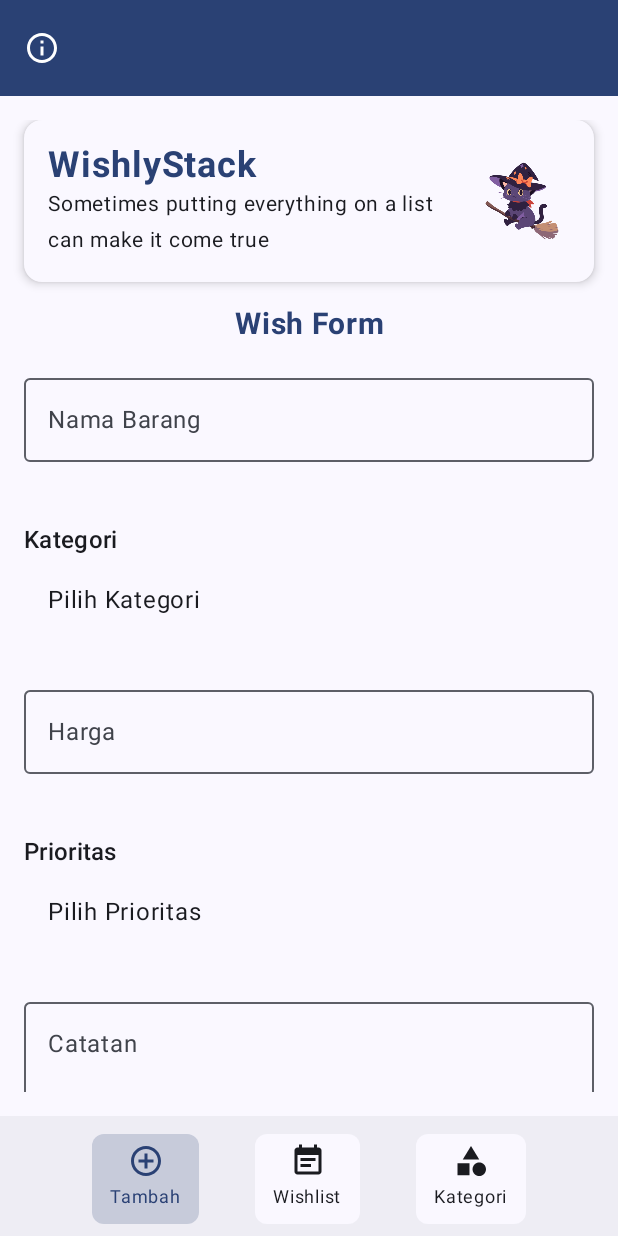
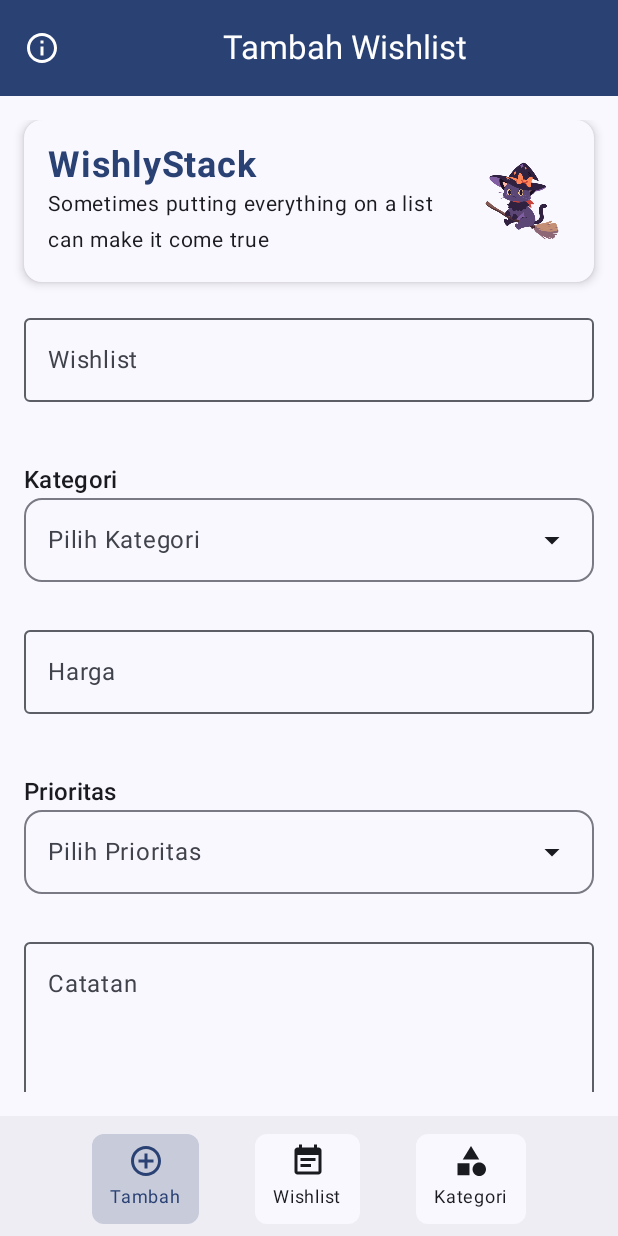
Before and after one commit to insaniaa/WishlyStack, an Android app built with Jetpack Compose: the CategoryScreen screen opened through its navigation route, after a tap on "Tambah", on a phone screen of 412 x 824 dp. Run offline under Robolectric (Android 15) with nearby library versions, the phone set to English and light mode, and no system bars; our stand-ins replace Room's generated code.

Commit message:
Memperbaiki tampilan halaman form, wishlist dan tambah kategori

```diff
--- a/app/src/main/java/com/tiyasinsania0090/wishlystack/component/SimpleDropdownSelector.kt
+++ b/app/src/main/java/com/tiyasinsania0090/wishlystack/component/SimpleDropdownSelector.kt
@@ -2,10 +2,9 @@ package com.tiyasinsania0090.wishlystack.component
 
 import androidx.compose.foundation.clickable
 import androidx.compose.foundation.layout.*
-import androidx.compose.material3.DropdownMenu
-import androidx.compose.material3.DropdownMenuItem
-import androidx.compose.material3.MaterialTheme
-import androidx.compose.material3.Text
+import androidx.compose.material.icons.Icons
+import androidx.compose.material.icons.filled.ArrowDropDown
+import androidx.compose.material3.*
 import androidx.compose.runtime.*
 import androidx.compose.ui.Alignment
 import androidx.compose.ui.Modifier
@@ -28,18 +27,31 @@ fun SimpleDropdownSelector(
     ) {
         Text(text = label, style = MaterialTheme.typography.titleMedium)
 
-        Box(
+        OutlinedCard(
             modifier = Modifier
                 .fillMaxWidth()
-                .height(56.dp)
-                .clickable { expanded = true }
-                .padding(horizontal = 16.dp),
-            contentAlignment = Alignment.CenterStart
+                .clickable { expanded = true },
+            colors = CardDefaults.outlinedCardColors(),
+            border = CardDefaults.outlinedCardBorder()
         ) {
-            Text(
-                text = selectedOption.ifEmpty { "Pilih $label" },
-                overflow = TextOverflow.Ellipsis
-            )
+            Row(
+                modifier = Modifier
+                    .padding(horizontal = 16.dp, vertical = 16.dp)
+                    .fillMaxWidth(),
+                verticalAlignment = Alignment.CenterVertically,
+                horizontalArrangement = Arrangement.SpaceBetween
+            ) {
+                Text(
+                    text = selectedOption.ifEmpty { "Pilih $label" },
+                    overflow = TextOverflow.Ellipsis,
+                    style = MaterialTheme.typography.bodyLarge,
+                    color = if (selectedOption.isEmpty()) MaterialTheme.colorScheme.onSurfaceVariant else MaterialTheme.colorScheme.onSurface
+                )
+                Icon(
+                    imageVector = Icons.Default.ArrowDropDown,
+                    contentDescription = "Dropdown Icon"
+                )
+            }
         }
 
         DropdownMenu(
@@ -49,7 +61,7 @@ fun SimpleDropdownSelector(
         ) {
             options.forEach { option ->
                 DropdownMenuItem(
-                    text = { Text(text = option) },
+                    text = { Text(option) },
                     onClick = {
                         onOptionSelected(option)
                         expanded = false
--- a/app/src/main/java/com/tiyasinsania0090/wishlystack/navigation/NavGraph.kt
+++ b/app/src/main/java/com/tiyasinsania0090/wishlystack/navigation/NavGraph.kt
@@ -13,7 +13,7 @@ import com.tiyasinsania0090.wishlystack.screen.*
 fun AppNavGraph(
     navController: NavHostController = rememberNavController(),
 ) {
-    NavHost(navController = navController, startDestination = Screen.Splash.route) {
+    NavHost(navController = navController, startDestination = Screen.Wishlist.route) {
         composable(Screen.Splash.route) {
             SplashScreen(navController)
         }
@@ -53,6 +53,5 @@ fun AppNavGraph(
         composable(Screen.Category.route) {
             CategoryScreen(navController)
         }
-
     }
 }
--- a/app/src/main/java/com/tiyasinsania0090/wishlystack/screen/CategoryScreen.kt
+++ b/app/src/main/java/com/tiyasinsania0090/wishlystack/screen/CategoryScreen.kt
@@ -39,7 +39,15 @@ fun CategoryScreen(
         containerColor = MaterialTheme.colorScheme.background,
         topBar = {
             TopAppBar(
-                title = { Text("Kategori") },
+                title = {
+                    Box(modifier = Modifier.fillMaxWidth()) {
+                        Text(
+                            text = "Tambah Kategori",
+                            style = MaterialTheme.typography.titleLarge,
+                            modifier = Modifier.align(Alignment.Center)
+                        )
+                    }
+                },
                 navigationIcon = {
                     IconButton(onClick = { navController.popBackStack() }) {
                         Icon(
--- a/app/src/main/java/com/tiyasinsania0090/wishlystack/screen/FormScreen.kt
+++ b/app/src/main/java/com/tiyasinsania0090/wishlystack/screen/FormScreen.kt
@@ -14,7 +14,6 @@ import androidx.compose.ui.platform.LocalContext
 import androidx.compose.ui.res.painterResource
 import androidx.compose.ui.text.font.FontWeight
 import androidx.compose.ui.text.input.KeyboardType
-import androidx.compose.ui.text.style.TextAlign
 import androidx.compose.ui.unit.dp
 import androidx.compose.ui.unit.sp
 import androidx.lifecycle.viewmodel.compose.viewModel
@@ -43,7 +42,6 @@ fun FormScreen(
     var typeError by rememberSaveable { mutableStateOf(false) }
     var priorityError by rememberSaveable { mutableStateOf(false) }
 
-//    val categoryOptions = listOf("Makanan", "Barang", "Lainnya")
     val priorityOptions = listOf("Tinggi", "Sedang", "Rendah")
 
     var selectedCategoryId by remember { mutableStateOf<Int?>(null) }
@@ -59,16 +57,23 @@ fun FormScreen(
         containerColor = MaterialTheme.colorScheme.background,
         bottomBar = {
             BottomBar(
-                currentScreen = "form", // halaman saat ini
+                currentScreen = "form",
                 onFormClick = { /* Stay on form */ },
                 onListClick = onListClick,
                 onCategoryClick = onCategoryClick
             )
-        }
-        ,
+        },
         topBar = {
             TopAppBar(
-                title = {},
+                title = {
+                    Box(modifier = Modifier.fillMaxWidth()) {
+                        Text(
+                            text = "Tambah Wishlist",
+                            style = MaterialTheme.typography.titleLarge,
+                            modifier = Modifier.align(Alignment.Center)
+                        )
+                    }
+                },
                 navigationIcon = {
                     IconButton(onClick = onInfoClick) {
                         Icon(
@@ -79,7 +84,8 @@ fun FormScreen(
                     }
                 },
                 colors = TopAppBarDefaults.topAppBarColors(
-                    containerColor = MaterialTheme.colorScheme.primary
+                    containerColor = MaterialTheme.colorScheme.primary,
+                    titleContentColor = MaterialTheme.colorScheme.onPrimary
                 )
             )
         }
@@ -122,26 +128,17 @@ fun FormScreen(
                 }
             }
 
-            Text(
-                text = "Wish Form",
-                fontSize = 20.sp,
-                modifier = Modifier.fillMaxWidth(),
-                textAlign = TextAlign.Center,
-                color = MaterialTheme.colorScheme.primary,
-                fontWeight = FontWeight.Bold
-            )
-
             OutlinedTextField(
                 value = name,
                 onValueChange = {
                     name = it
                     nameError = false
                 },
-                label = { Text("Nama Barang") },
+                label = { Text("Wishlist") },
                 isError = nameError,
                 modifier = Modifier.fillMaxWidth(),
                 supportingText = {
-                    if (nameError) Text("Nama tidak boleh kosong", color = MaterialTheme.colorScheme.error)
+                    if (nameError) Text("Wishlist tidak boleh kosong", color = MaterialTheme.colorScheme.error)
                 }
             )
 
@@ -155,10 +152,9 @@ fun FormScreen(
                     typeError = false
                 }
             )
-
             if (typeError) {
                 Text(
-                    "Jenis tidak boleh kosong",
+                    "Kategori tidak boleh kosong",
                     color = MaterialTheme.colorScheme.error,
                     style = MaterialTheme.typography.bodySmall
                 )
@@ -178,7 +174,6 @@ fun FormScreen(
                     if (priceError) Text("Harga tidak boleh kosong atau bukan angka", color = MaterialTheme.colorScheme.error)
                 }
             )
-
 
             SimpleDropdownSelector(
                 label = "Prioritas",
--- a/app/src/main/java/com/tiyasinsania0090/wishlystack/screen/WishlistScreen.kt
+++ b/app/src/main/java/com/tiyasinsania0090/wishlystack/screen/WishlistScreen.kt
@@ -82,9 +82,10 @@ fun WishlistScreen(navController: NavHostController) {
             BottomBar(
                 currentScreen = "wishlist",
                 onFormClick = { navController.navigate(Screen.Form.route) },
-                onListClick = { /* Stay on form */ },
-                onCategoryClick = { navController.navigate(Screen.Category.route)}
+                onListClick = { /* Stay on wishlist */ },
+                onCategoryClick = { navController.navigate(Screen.Category.route) }
             )
+
         },
     ) { padding ->
         AnimatedContent(
```
Also changed, not shown: app/src/main/java/com/tiyasinsania0090/wishlystack/screen/MainViewModel.kt (deleted, +0 -40 lines).
